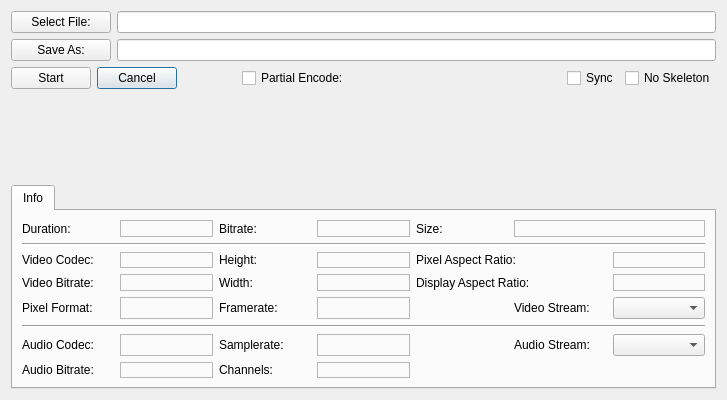
This is dialog.ui in an146/qtheorafrontend as Qt 5 draws it before an edit. The edited form follows.
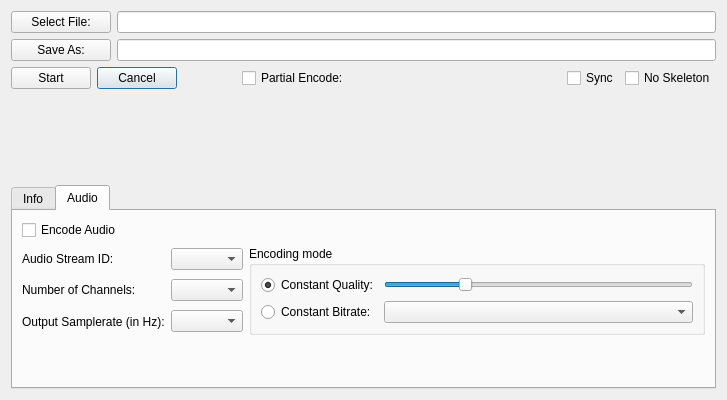
This is the edited form. Icons and pictures are not drawn. Custom widgets are drawn as their Qt base class.

Commit message: audio tab sketch

Diff of the .ui file:
```diff
--- a/dialog.ui
+++ b/dialog.ui
@@ -152,7 +152,7 @@
    <item>
     <widget class="QTabWidget" name="tabWidget">
      <property name="currentIndex">
-      <number>0</number>
+      <number>1</number>
      </property>
      <widget class="QWidget" name="info">
       <property name="sizePolicy">
@@ -497,6 +497,127 @@
          <property name="text">
           <string>Audio Stream:</string>
          </property>
+        </widget>
+       </item>
+       <item row="6" column="6">
+        <widget class="QComboBox" name="info_audio_stream"/>
+       </item>
+       <item row="4" column="5">
+        <widget class="QLabel" name="label">
+         <property name="text">
+          <string>Video Stream:</string>
+         </property>
+        </widget>
+       </item>
+       <item row="4" column="6">
+        <widget class="QComboBox" name="info_video_stream"/>
+       </item>
+      </layout>
+     </widget>
+     <widget class="QWidget" name="audio">
+      <attribute name="title">
+       <string>Audio</string>
+      </attribute>
+      <layout class="QGridLayout" name="gridLayout_2">
+       <item row="4" column="0">
+        <spacer name="verticalSpacer_2">
+         <property name="orientation">
+          <enum>Qt::Vertical</enum>
+         </property>
+         <property name="sizeHint" stdset="0">
+          <size>
+           <width>20</width>
+           <height>40</height>
+          </size>
+         </property>
+        </spacer>
+       </item>
+       <item row="0" column="0">
+        <widget class="QCheckBox" name="audio_encode">
+         <property name="text">
+          <string>Encode Audio</string>
+         </property>
+        </widget>
+       </item>
+       <item row="2" column="0">
+        <widget class="QLabel" name="label_12">
+         <property name="text">
+          <string>Number of Channels:</string>
+         </property>
+        </widget>
+       </item>
+       <item row="2" column="1">
+        <widget class="QComboBox" name="audio_channels"/>
+       </item>
+       <item row="3" column="0">
+        <widget class="QLabel" name="label_14">
+         <property name="text">
+          <string>Output Samplerate (in Hz):</string>
+         </property>
+        </widget>
+       </item>
+       <item row="3" column="1">
+        <widget class="QComboBox" name="audio_samplerate"/>
+       </item>
+       <item row="1" column="0">
+        <widget class="QLabel" name="label_16">
+         <property name="text">
+          <string>Audio Stream ID:</string>
+         </property>
+        </widget>
+       </item>
+       <item row="1" column="1">
+        <widget class="QComboBox" name="audio_stream"/>
+       </item>
+       <item row="1" column="2" rowspan="3">
+        <widget class="QGroupBox" name="groupBox">
+         <property name="title">
+          <string>Encoding mode</string>
+         </property>
+         <layout class="QGridLayout" name="gridLayout_3">
+          <item row="0" column="0">
+           <widget class="QRadioButton" name="audio_const_quality">
+            <property name="text">
+             <string>Constant Quality:</string>
+            </property>
+            <property name="checked">
+             <bool>true</bool>
+            </property>
+           </widget>
+          </item>
+          <item row="1" column="0">
+           <widget class="QRadioButton" name="audio_const_bitrate">
+            <property name="text">
+             <string>Constant Bitrate:</string>
+            </property>
+           </widget>
+          </item>
+          <item row="0" column="1">
+           <widget class="QSlider" name="audio_quality">
+            <property name="minimum">
+             <number>-2</number>
+            </property>
+            <property name="maximum">
+             <number>10</number>
+            </property>
+            <property name="value">
+             <number>1</number>
+            </property>
+            <property name="orientation">
+             <enum>Qt::Horizontal</enum>
+            </property>
+            <property name="tickPosition">
+             <enum>QSlider::NoTicks</enum>
+            </property>
+            <property name="tickInterval">
+             <number>1</number>
+            </property>
+           </widget>
+          </item>
+          <item row="1" column="1">
+           <widget class="QComboBox" name="audio_bitrate"/>
+          </item>
+         </layout>
         </widget>
        </item>
       </layout>
```
Left out of the diff: 13 changed lines with no effect on the pictures.
